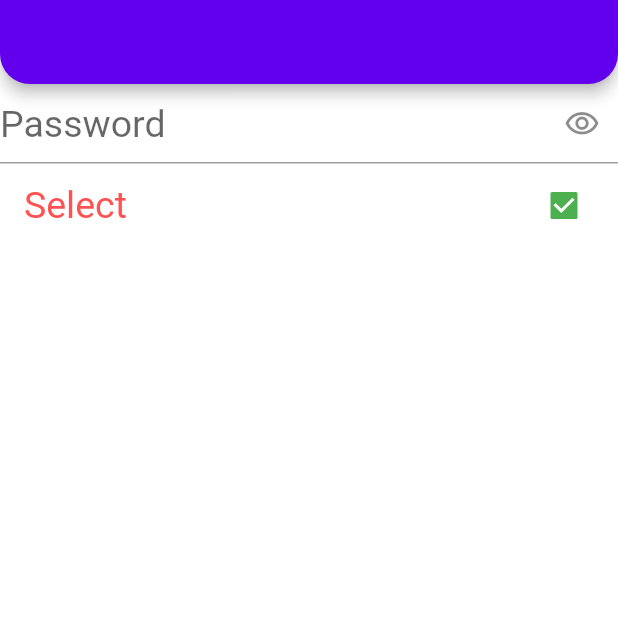
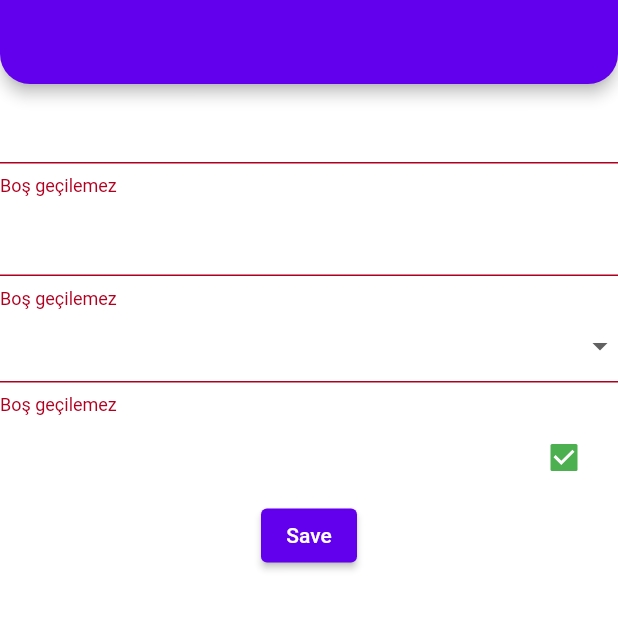
Before and after one commit to safauludogan/flutter_json_and_architectures, a Flutter app: the screen it shows after launch, on a phone screen of 412 x 824 dp, the top half of it. Run offline on Flutter 3.47's test engine with Material 2 defaults, Android fonts, the phone set to English and light mode, and no system bars; our stand-ins replace dio, flutter_spinkit.

Commit message:
01.06.2022

```diff
--- /dev/null
+++ b/lib/form_learn_view.dart
@@ -0,0 +1,65 @@
+import 'package:flutter/material.dart';
+
+class FormLearnView extends StatefulWidget {
+  const FormLearnView({Key? key}) : super(key: key);
+
+  @override
+  State<FormLearnView> createState() => _FormLearnViewState();
+}
+
+class _FormLearnViewState extends State<FormLearnView> {
+  GlobalKey<FormState> _key = GlobalKey();
+
+  @override
+  void initState() {
+    super.initState();
+  }
+
+  @override
+  Widget build(BuildContext context) {
+    return Scaffold(
+      appBar: AppBar(),
+      body: Form(
+        key: _key,
+        autovalidateMode: AutovalidateMode.always,
+        onChanged: () {},
+        child: Column(
+          children: [
+            TextFormField(validator: FormFieldValidator().isNotEmpty,),
+            TextFormField(validator: FormFieldValidator().isNotEmpty,),
+
+            DropdownButtonFormField<String>(
+                validator: FormFieldValidator().isNotEmpty,
+                items: const [
+              DropdownMenuItem(value: 'v', child: Text('a'),),
+              DropdownMenuItem(value: 'v2', child: Text('a'),),
+              DropdownMenuItem(value: 'v3', child: Text('a'),),
+            ], onChanged: (value) {}),
+
+            CheckboxListTile(value: true, onChanged: (value){}),
+
+            ElevatedButton(
+                onPressed: () {
+                  if (_key.currentState?.validate() ?? false) {
+                    debugPrint('okey');
+                  }
+                },
+                child: const Text('Save'))
+          ],
+        ),
+      ),
+    );
+  }
+}
+
+class FormFieldValidator {
+  String? isNotEmpty(String? data) {
+    return (data?.isNotEmpty ?? false)
+        ? null
+        : ValidatorMessage._notEmptyMessage;
+  }
+}
+
+class ValidatorMessage {
+  static const String _notEmptyMessage = 'Boş geçilemez';
+}
--- a/lib/main.dart
+++ b/lib/main.dart
@@ -1,8 +1,14 @@
 import 'package:flutter/material.dart';
 import 'package:flutter_json_hardwareandro/package_learn_view.dart';
+import 'package:flutter_json_hardwareandro/state_manage/state_manage_learn_view.dart';
 import 'package:flutter_json_hardwareandro/theme/light_theme.dart';
 import 'package:flutter_json_hardwareandro/theme_learn_view.dart';
 import 'package:flutter_json_hardwareandro/widget_size_enum_learn_view.dart';
+
+import 'animated_learn.dart';
+import 'form_learn_view.dart';
+import 'image_learn_202.dart';
+import 'oop_learn_view.dart';
 
 void main() => runApp(const MyApp());
 
@@ -24,7 +30,7 @@
       // ),
       debugShowCheckedModeBanner: false,
       title: 'Json',
-      home: const ThemeLearnView(),
+      home: const FormLearnView(),
     );
   }
 }
```
Also changed, not shown: lib/animated_learn.dart (added, +118 -0 lines), lib/custom_exception.dart (added, +10 -0 lines), lib/image_learn_202.dart (added, +32 -0 lines), lib/oop_learn.dart (added, +65 -0 lines), lib/oop_learn_view.dart (added, +33 -0 lines), lib/state_manage/state_learn_view_model.dart (added, +26 -0 lines), lib/state_manage/state_manage_learn_view.dart (added, +26 -0 lines), pubspec.yaml (+3 -4 lines), assets/images/image_tree.jpg (added), pubspec.lock.
